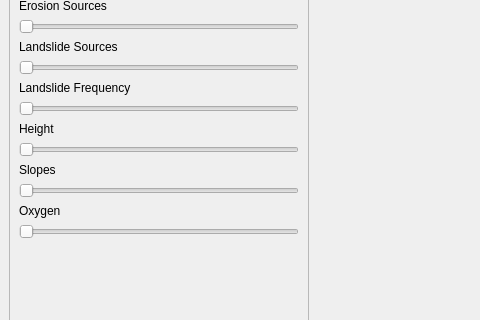
First picture: the form in mainwindow.ui, repository vyldr/map-generator, before the edit; both pictures show x 0 to 480 and y 490 to 810 of the 1183 by 927 pixel window.
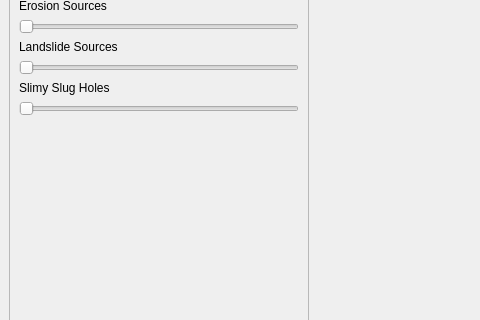
Second picture: the form after the edit.

Commit message: Added landslides and slugs

Patch:
```diff
--- a/mainwindow.ui
+++ b/mainwindow.ui
@@ -42,9 +42,9 @@
        <property name="geometry">
         <rect>
          <x>0</x>
-         <y>-279</y>
+         <y>-81</y>
          <width>288</width>
-         <height>1178</height>
+         <height>980</height>
         </rect>
        </property>
        <property name="sizePolicy">
@@ -255,54 +255,12 @@
         <item>
          <widget class="QLabel" name="label_14">
           <property name="text">
-           <string>Landslide Frequency</string>
+           <string>Slimy Slug Holes</string>
           </property>
          </widget>
         </item>
         <item>
-         <widget class="QSlider" name="horizontalSlider_22">
-          <property name="orientation">
-           <enum>Qt::Horizontal</enum>
-          </property>
-         </widget>
-        </item>
-        <item>
-         <widget class="QLabel" name="label_15">
-          <property name="text">
-           <string>Height</string>
-          </property>
-         </widget>
-        </item>
-        <item>
-         <widget class="QSlider" name="horizontalSlider_23">
-          <property name="orientation">
-           <enum>Qt::Horizontal</enum>
-          </property>
-         </widget>
-        </item>
-        <item>
-         <widget class="QLabel" name="label_16">
-          <property name="text">
-           <string>Slopes</string>
-          </property>
-         </widget>
-        </item>
-        <item>
-         <widget class="QSlider" name="horizontalSlider_24">
-          <property name="orientation">
-           <enum>Qt::Horizontal</enum>
-          </property>
-         </widget>
-        </item>
-        <item>
-         <widget class="QLabel" name="label_17">
-          <property name="text">
-           <string>Oxygen</string>
-          </property>
-         </widget>
-        </item>
-        <item>
-         <widget class="QSlider" name="horizontalSlider_21">
+         <widget class="QSlider" name="slugs_slider">
           <property name="orientation">
            <enum>Qt::Horizontal</enum>
           </property>
```
Left out of the diff: 6 changed lines with no effect on the pictures. The commit also changes 2 other files.
